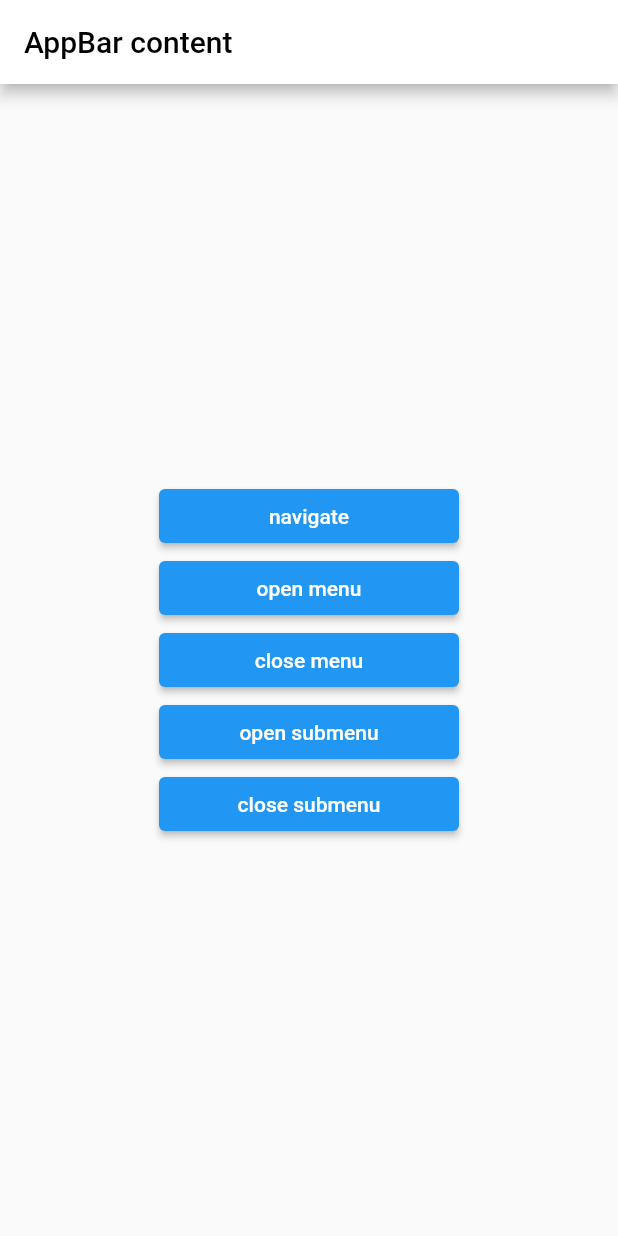
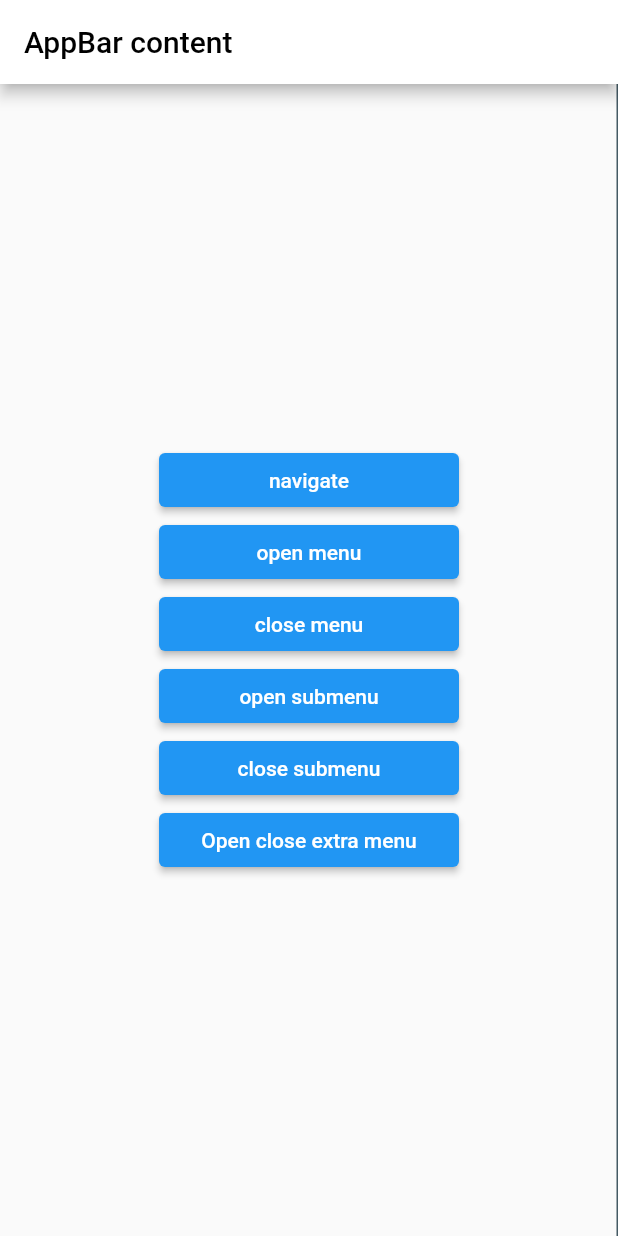
Before and after one commit to MarkoMajamaki/FlutKit, a Flutter app: the screen it shows after launch, on a phone screen of 412 x 824 dp. Run offline on Flutter 3.47's test engine with Material 2 defaults, Android fonts, the phone set to English and light mode, and no system bars.

Commit message:
Fix SideBar constraints when multiple SideBars are used inside each other

```diff
--- a/flutkit/lib/widgets/sidebar.dart
+++ b/flutkit/lib/widgets/sidebar.dart
@@ -240,7 +240,9 @@ class _SideBarState extends State<SideBar> with TickerProviderStateMixin {
   ///
   @override
   Widget build(BuildContext context) {
-    _availableSize = MediaQuery.of(context).size;
+    return LayoutBuilder(
+      builder: (BuildContext ctx, BoxConstraints constraints) {
+        _availableSize = Size(constraints.maxWidth, constraints.maxHeight);
 
         return Stack(
           fit: StackFit.expand,
@@ -332,8 +334,8 @@ class _SideBarState extends State<SideBar> with TickerProviderStateMixin {
                   }
                 },
                 child: Material(
-              elevation:
-                  getIsMenuModalOpened() && getIsSubMenuModalOpened() == false
+                  elevation: getIsMenuModalOpened() &&
+                          getIsSubMenuModalOpened() == false
                       ? widget.elevation
                       : 0,
                   child: Container(
@@ -344,6 +346,8 @@ class _SideBarState extends State<SideBar> with TickerProviderStateMixin {
               ),
             ),
           ],
+        );
+      },
     );
   }
 
--- a/flutkit/pubspec.yaml
+++ b/flutkit/pubspec.yaml
@@ -1,6 +1,6 @@
 name: flutkit
 description: Open source flutter widgets
-version: 0.0.5
+version: 0.0.6
 homepage: https://github.com/MarkoMajamaki/FlutKit
 
 environment:
--- a/flutkit_demo/lib/screens/home_screen.dart
+++ b/flutkit_demo/lib/screens/home_screen.dart
@@ -73,7 +73,7 @@ class _HomeState extends State<Home> {
         subMenuOpenMode: SubMenuOpenMode.Floating,
         verticalSeparatorThickness: 1,
         verticalSeparatorColor: Colors.black12,
-        menuLocation: MenuLocation.Right,
+        menuLocation: MenuLocation.Left,
       );
     }
   }
--- a/flutkit_demo/lib/screens/test1_screen.dart
+++ b/flutkit_demo/lib/screens/test1_screen.dart
@@ -5,12 +5,13 @@ import 'test2_screen.dart';
 
 class Test1Screen extends StatefulWidget {
   static String route = "test1screen";
-
   @override
   _Test1ScreenState createState() => _Test1ScreenState();
 }
 
 class _Test1ScreenState extends State<Test1Screen> {
+  final SideBarController _extraMenuController = SideBarController();
+
   @override
   Widget build(BuildContext context) {
     return Scaffold(
@@ -21,6 +22,14 @@ class _Test1ScreenState extends State<Test1Screen> {
         ),
         iconTheme: IconThemeData(color: Colors.black),
         backgroundColor: Colors.white,
+      ),
+      body: SideBar(
+        controller: _extraMenuController,
+        menuLocation: MenuLocation.Right,
+        menuWidth: 300,
+        menu: Container(
+          color: Colors.white,
+          child: Placeholder(),
         ),
         body: Center(
           child: SizedBox(
@@ -35,8 +44,8 @@ class _Test1ScreenState extends State<Test1Screen> {
                     setState(() {
                       // Navigator.pushNamed(context, Test2Screen.route);
                       Navigator.of(context).pushNamed(Test2Screen.route,
-                        arguments:
-                            Test2ScreenArguments("Navigated from test1 page!"));
+                          arguments: Test2ScreenArguments(
+                              "Navigated from test1 page!"));
                       // Navigator.of(context).push(MaterialPageRoute(builder: (BuildContext context) => Test2Screen()));
                       // widget.navigatorKey.currentState.push(MaterialPageRoute(builder: (context) => Test2Screen()));
                     });
@@ -74,7 +83,15 @@ class _Test1ScreenState extends State<Test1Screen> {
                     });
                   },
                 ),
+                ElevatedButton(
+                  onPressed: () {
+                    _extraMenuController.isMenuOpen =
+                        !_extraMenuController.isMenuOpen;
+                  },
+                  child: Text("Open close extra menu"),
+                )
               ],
+            ),
           ),
         ),
       ),
```
Also changed, not shown: flutkit/pubspec.lock, flutkit_demo/pubspec.lock, 1 other file. Lines whose indentation alone changed are shown as unchanged.
